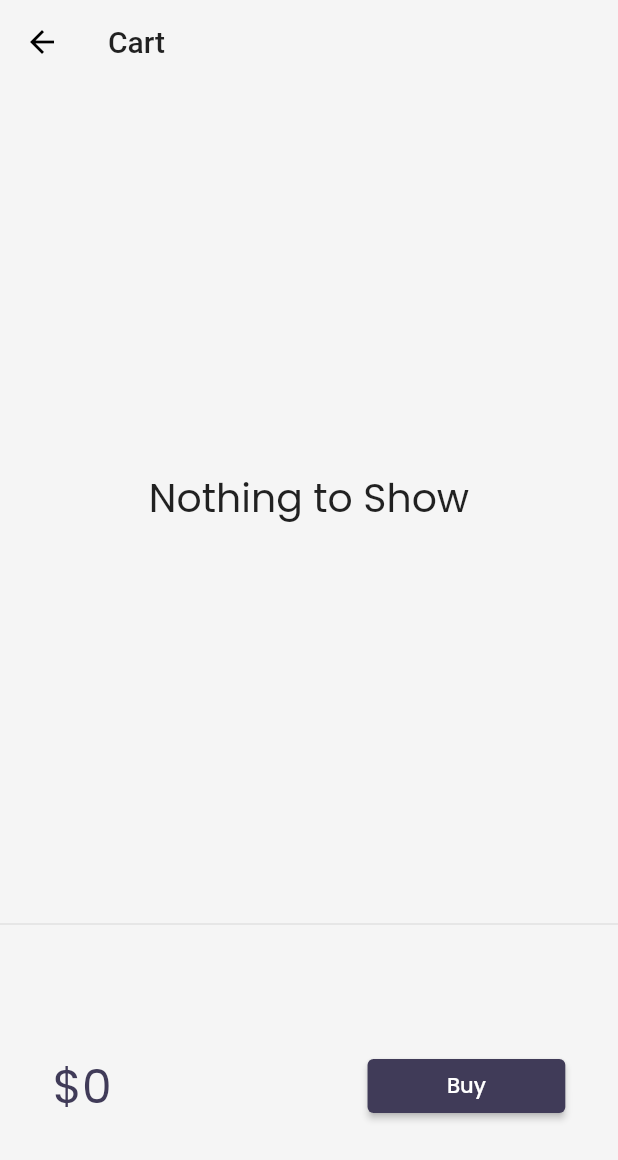
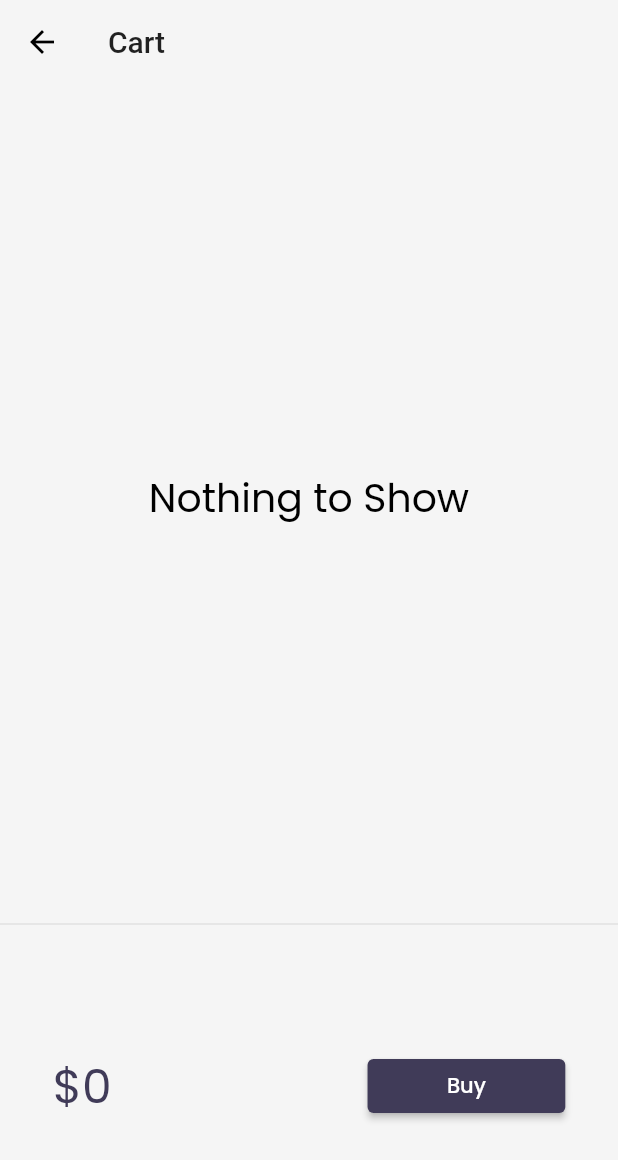
Before and after one commit to nitin-787/Flutter_Catalog, a Flutter app: the CartPage screen opened by its route, on a phone screen of 412 x 824 dp. Shown: the top 1160 px of the screen. Run offline on Flutter 3.47's test engine with Material 2 defaults, Android fonts, the phone set to English and light mode, and no system bars; drawn by our look-alikes of velocity_x; our stand-ins replace google_fonts; network calls fail.

Commit message:
Color Correction

```diff
--- a/lib/pages/cart_page.dart
+++ b/lib/pages/cart_page.dart
@@ -62,7 +62,7 @@ class _CartList extends StatelessWidget {
   @override
   Widget build(BuildContext context) {
     return _cart.items.isEmpty
-        ? "Nothing to Show".text.xl3.makeCentered()
+        ? "Nothing to Show".text.xl3.color(context.cardColor).makeCentered()
         : ListView.builder(
             itemCount: _cart.items.length,
             itemBuilder: (context, index) => ListTile(
```
Also changed, not shown: lib/pages/home_detail_page.dart (+8 -5 lines).
